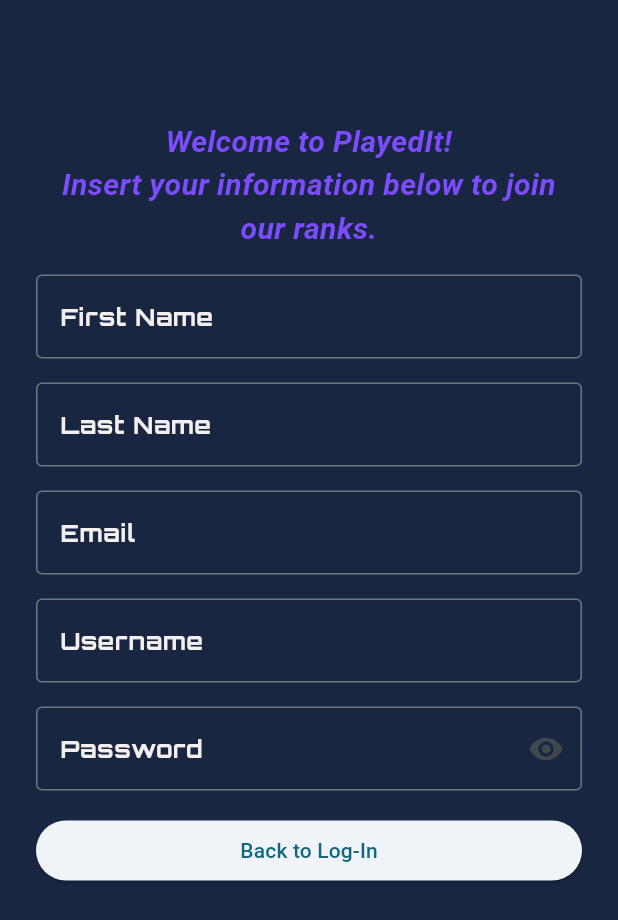
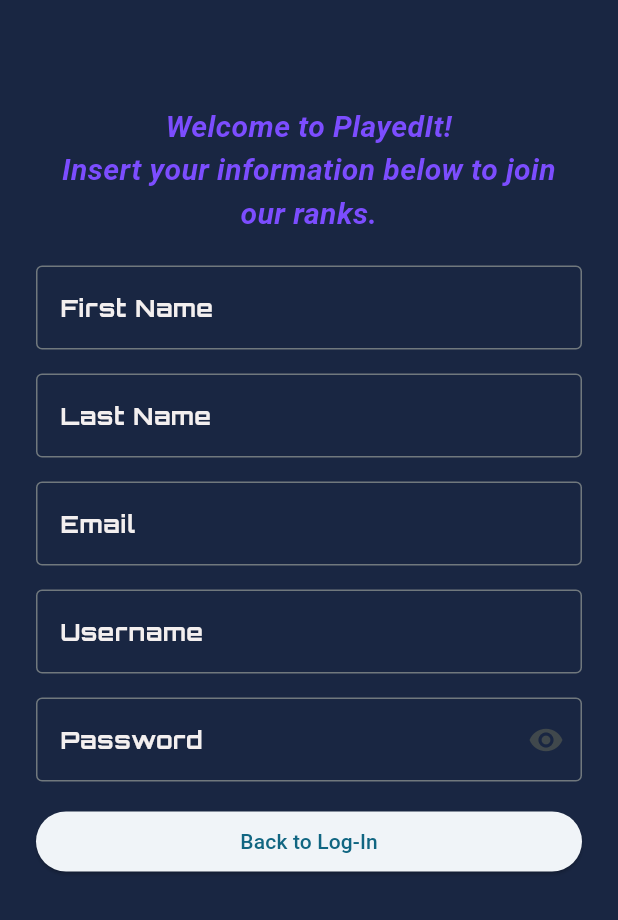
Before and after one commit to KaitMArms/POOSD-Large-Project, a Flutter app: the SignUp screen opened directly, on a phone screen of 412 x 824 dp. Shown: the top 920 px of the screen. Run offline on Flutter 3.47's test engine with Material 3 defaults, Android fonts, the light colour scheme and no system bars; our stand-ins replace google_fonts.

Commit message:
pretty spacing

```diff
--- a/mobile/my_game_list_mobile/lib/sign_up.dart
+++ b/mobile/my_game_list_mobile/lib/sign_up.dart
@@ -42,7 +42,7 @@
     return Scaffold(
       backgroundColor: Color(0xFF192642),
       body: SingleChildScrollView(
-        padding: EdgeInsets.fromLTRB(24, 80, 24, 24),
+        padding: EdgeInsets.fromLTRB(24, 70, 24, 24),
         child: ConstrainedBox(
           constraints: BoxConstraints(maxWidth: 400),
           child: Column(
@@ -59,7 +59,7 @@
                     color: Colors.deepPurpleAccent,
                   ),
                 ),
-                SizedBox(height: 16,),
+                SizedBox(height: 20,),
 
                 TextField(
                   controller: firstName,
```
